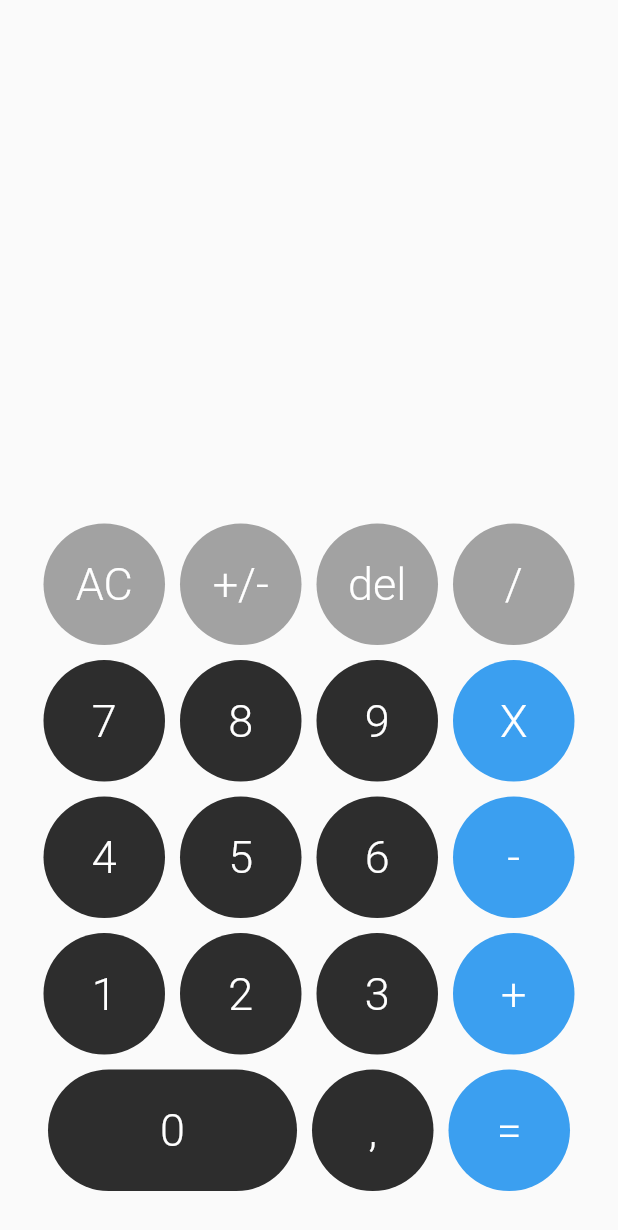
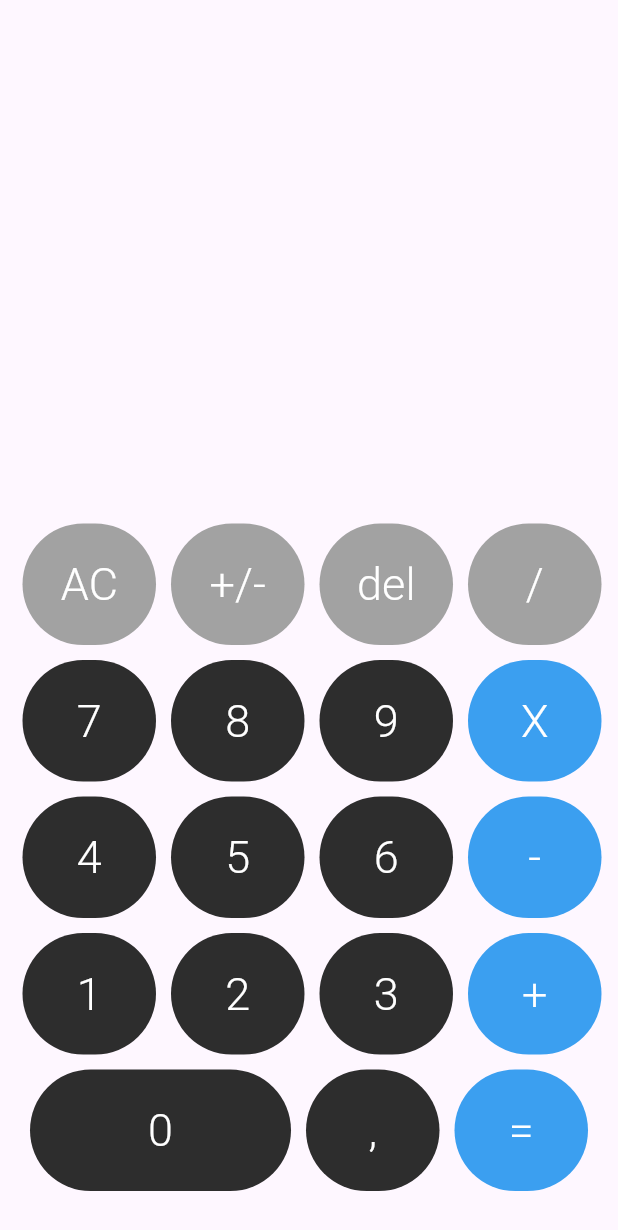
Before and after one commit to jcamilo1599/flutter_calculadora, a Flutter app: the screen it shows after launch, on a phone screen of 412 x 824 dp. Shown: the top 1230 px of the screen. Run offline on Flutter 3.47's test engine with Material 2 defaults, Android fonts, the phone set to English and light mode, and no system bars; our stand-ins replace get.

Commit message:
Corrección de temas y cambio de nombre

```diff
--- a/lib/app.dart
+++ b/lib/app.dart
@@ -1,5 +1,6 @@
 import 'package:flutter/material.dart';
 
+import 'ui/common/tokens/themes.dart';
 import 'ui/pages/calculator.dart';
 
 class App extends StatelessWidget {
@@ -7,10 +8,12 @@ class App extends StatelessWidget {
 
   @override
   Widget build(BuildContext context) {
-    return const MaterialApp(
+    return MaterialApp(
       debugShowCheckedModeBanner: false,
       title: 'Calculadora',
-      home: CalculatorPage(),
+      home: const CalculatorPage(),
+      theme: Themes.light,
+      darkTheme: Themes.dark,
     );
   }
 }
--- /dev/null
+++ b/lib/ui/common/tokens/themes.dart
@@ -0,0 +1,15 @@
+import 'package:flutter/material.dart';
+
+class Themes {
+  /// Personalizaciones para el tema claro de la aplicación
+  static ThemeData light = ThemeData(
+    useMaterial3: true,
+    brightness: Brightness.light,
+  );
+
+  /// Personalizaciones para el tema obscuro de la aplicación
+  static ThemeData dark = ThemeData(
+    useMaterial3: true,
+    brightness: Brightness.dark,
+  );
+}
```
Also changed, not shown: pubspec.lock, 2 other files.
